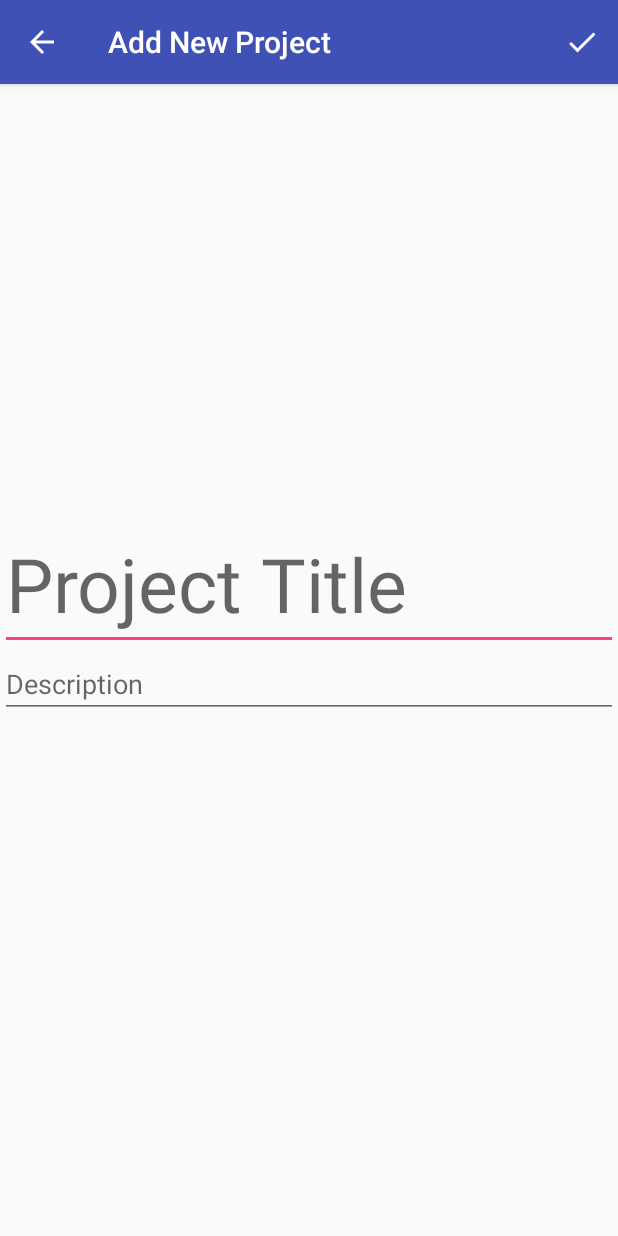
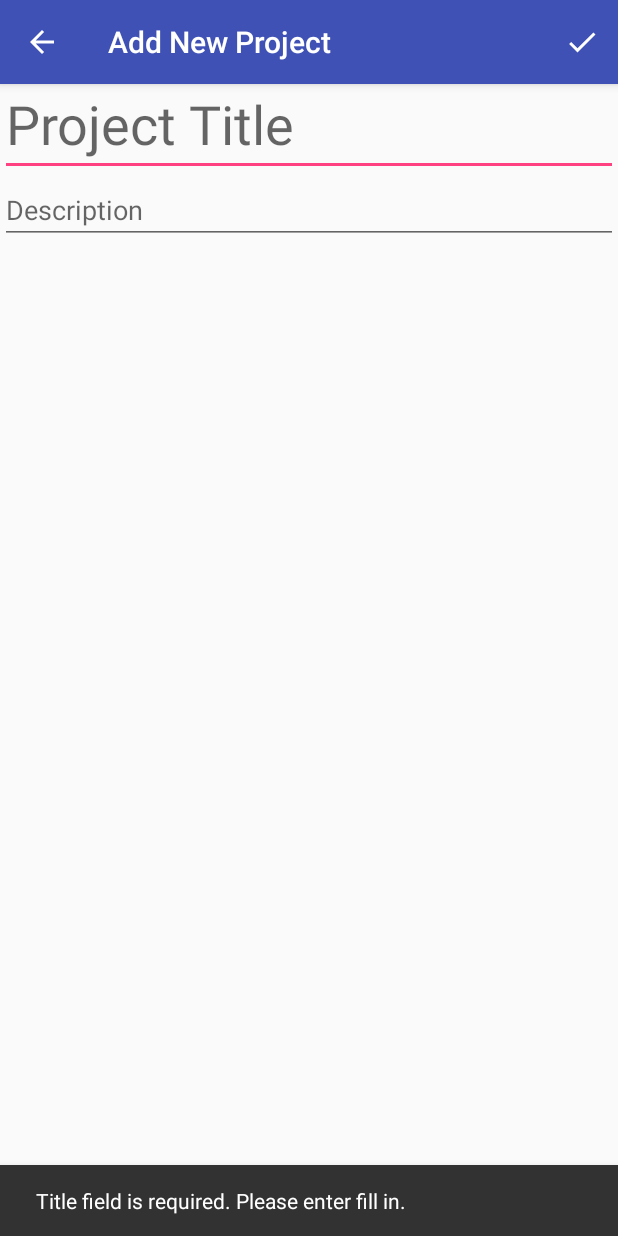
Before and after one commit to ikdokov/TimerModule, an Android app: the AddProjectFragment screen opened directly, with no data from a screen before it, after a tap on "Save", on a phone screen of 412 x 824 dp. Run offline under Robolectric (Android 15) with nearby library versions, the phone set to English and light mode, and no system bars.

Commit message:
Change title size in Add Project Screen

```diff
--- a/app/src/main/java/com/example/ivan/ui/AddProjectFragment.java
+++ b/app/src/main/java/com/example/ivan/ui/AddProjectFragment.java
@@ -2,6 +2,7 @@ package com.example.ivan.ui;
 
 import android.os.Bundle;
 import android.support.annotation.Nullable;
+import android.support.design.widget.Snackbar;
 import android.support.v4.app.Fragment;
 import android.view.LayoutInflater;
 import android.view.Menu;
@@ -10,7 +11,6 @@ import android.view.MenuItem;
 import android.view.View;
 import android.view.ViewGroup;
 import android.widget.EditText;
-import android.widget.Toast;
 
 import businesslogic.Project;
 import db.ProjectDataSource;
@@ -53,7 +53,7 @@ public class AddProjectFragment extends Fragment {
             String title = nameEditText.getText().toString();
 
             if (title.isEmpty()) {
-                Toast.makeText(getActivity(), "Empty title!", Toast.LENGTH_SHORT).show();
+                Snackbar.make(getView(), R.string.empty_title_add_project, Snackbar.LENGTH_LONG).show();
                 return true;
             }
 
--- a/app/src/main/res/layout/activity_add_project.xml
+++ b/app/src/main/res/layout/activity_add_project.xml
@@ -10,11 +10,11 @@
 
     <fragment
         android:id="@+id/add_project_fragment"
+        android:layout_marginTop="48dp"
         android:layout_below="@+id/project_toolbar_layout"
         android:name="com.example.ivan.ui.AddProjectFragment"
         android:layout_width="match_parent"
         android:layout_height="wrap_content"
-        tools:layout="@layout/fragment_add_project"
-        android:layout_gravity="center_vertical" />
+        tools:layout="@layout/fragment_add_project" />
 
 </android.support.design.widget.CoordinatorLayout>
--- a/app/src/main/res/layout/fragment_add_project.xml
+++ b/app/src/main/res/layout/fragment_add_project.xml
@@ -11,7 +11,7 @@
         android:id="@+id/newProjectTitle"
         android:hint="Project Title"
         android:imeActionLabel="@string/project_title"
-        android:textSize="50sp"/>
+        android:textSize="36sp"/>
 
     <EditText
         android:layout_width="match_parent"
--- a/app/src/main/res/values/strings.xml
+++ b/app/src/main/res/values/strings.xml
@@ -85,4 +85,5 @@
     <string name="project_title">Project Title</string>
     <string name="discard_label">Cancel</string>
     <string name="save_label">Save</string>
+    <string name="empty_title_add_project">Title field is required. Please enter fill in.</string>
 </resources>
```
Also changed, not shown: app/src/main/java/com/example/ivan/ui/MainActivity.java (+12 -1 lines).
